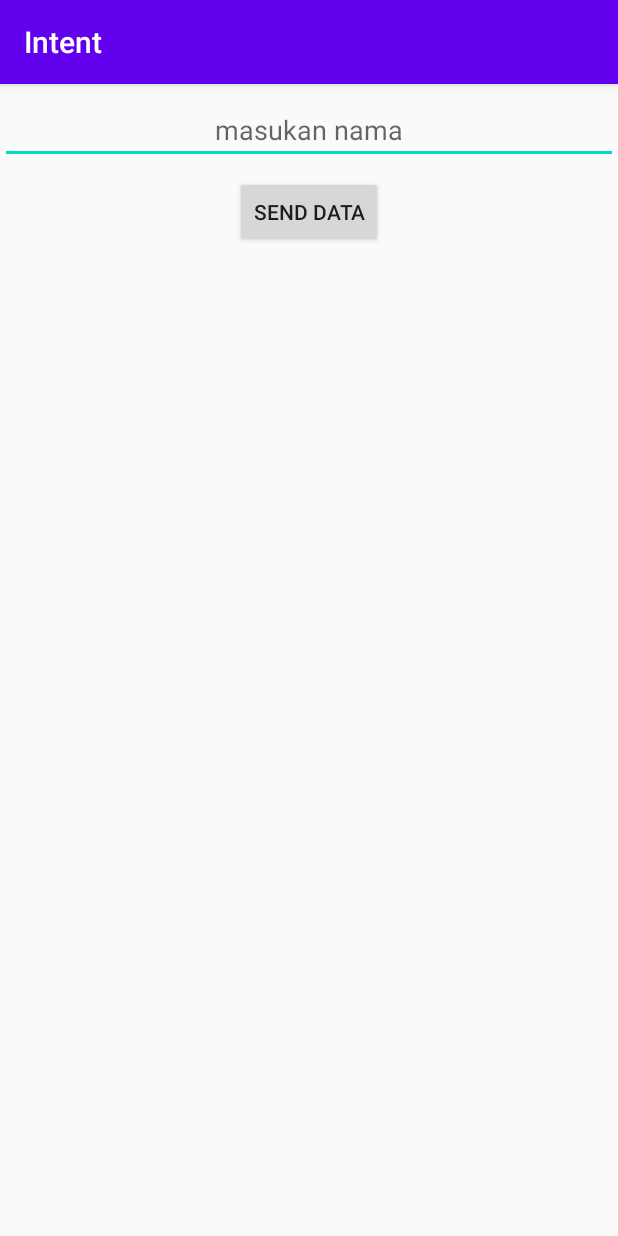
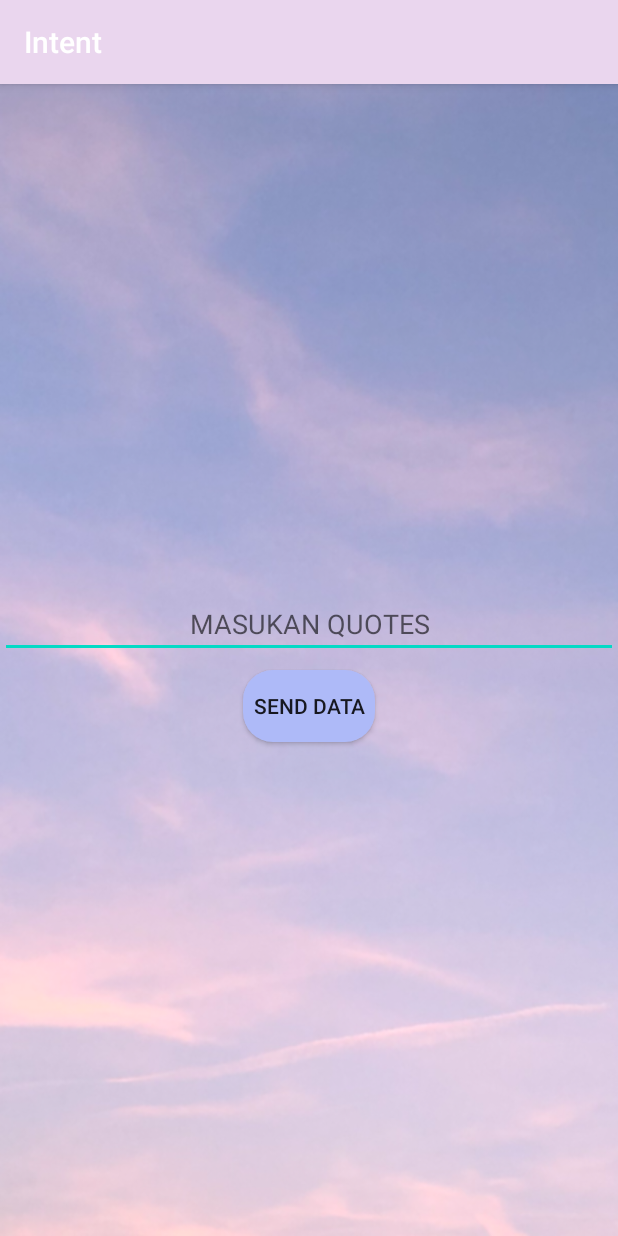
Before and after one commit to salsabiladiah7/Intent, an Android app: the screen it shows after launch (MainActivity), on a phone screen of 412 x 824 dp. Run offline under Robolectric (Android 15) with nearby library versions, the phone set to English and light mode, and no system bars.

Commit message:
first commit

```diff
--- /dev/null
+++ b/app/src/main/res/drawable/button.xml
@@ -0,0 +1,22 @@
+<?xml version="1.0" encoding="utf-8"?>
+<selector xmlns:android="http://schemas.android.com/apk/res/android">
+
+    <item android:state_pressed="true">
+        <shape android:shape="rectangle">
+
+            <solid android:color="#aebaf8" />
+            <corners android:radius="6dp" />
+
+        </shape>
+    </item>
+
+    <item>
+        <shape android:shape="rectangle">
+
+            <gradient android:angle="180" android:centerColor="#aebaf8" android:endColor="#aebaf8" android:startColor="#aebaf8" />
+            <corners android:radius="20dp" />
+
+        </shape>
+    </item>
+
+</selector>
--- a/app/src/main/res/layout/activity_main.xml
+++ b/app/src/main/res/layout/activity_main.xml
@@ -4,6 +4,8 @@
     android:layout_width="match_parent"
     android:layout_height="match_parent"
     android:orientation="vertical"
+    android:background="@drawable/bg1"
+    android:gravity="center"
     tools:context=".MainActivity">
 
     <EditText
@@ -13,7 +15,7 @@
         android:layout_marginTop="8dp"
         android:ems="10"
         android:gravity="center"
-        android:hint="masukan nama"
+        android:hint="MASUKAN QUOTES"
         android:inputType="textPersonName" />
 
     <Button
@@ -22,6 +24,7 @@
         android:layout_height="wrap_content"
         android:layout_gravity="center"
         android:layout_marginTop="8dp"
+        android:background="@drawable/button"
         android:text="Send Data" />
 
 </LinearLayout>
--- a/app/src/main/res/layout/activity_target.xml
+++ b/app/src/main/res/layout/activity_target.xml
@@ -3,14 +3,16 @@
     xmlns:tools="http://schemas.android.com/tools"
     android:layout_width="match_parent"
     android:layout_height="match_parent"
+    android:background="@drawable/bg2"
+    android:gravity="center"
     tools:context=".TargetActivity">
 
     <TextView
         android:id="@+id/textView"
         android:layout_width="wrap_content"
         android:layout_height="wrap_content"
-        android:layout_margin="16dp"
         android:text="TextView"
+        android:textColor="#333333"
         android:textSize="36sp" />
 
 </RelativeLayout>
--- a/app/src/main/res/values/colors.xml
+++ b/app/src/main/res/values/colors.xml
@@ -1,6 +1,6 @@
 <?xml version="1.0" encoding="utf-8"?>
 <resources>
-    <color name="colorPrimary">#6200EE</color>
-    <color name="colorPrimaryDark">#3700B3</color>
+    <color name="colorPrimary">#EAD6EE</color>
+    <color name="colorPrimaryDark">#EECAEF</color>
     <color name="colorAccent">#03DAC5</color>
 </resources>
--- /dev/null
+++ b/app/src/main/res/values/values.xml
@@ -0,0 +1,2 @@
+<?xml version="1.0" encoding="utf-8"?>
+<resources></resources>
```
Also changed, not shown: app/src/main/res/drawable-v24/bg1.png (added), app/src/main/res/drawable-v24/bg2.jpg (added).
